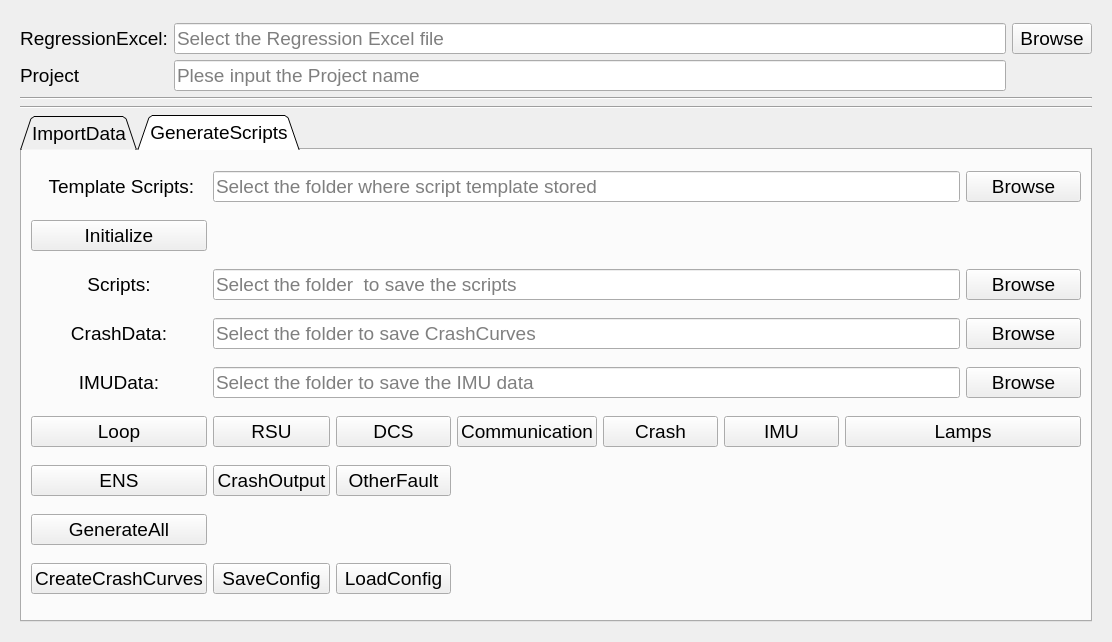
victoryang126/MiniTool_SWV, file Regression/Ui_Regression.ui: the form before one commit.
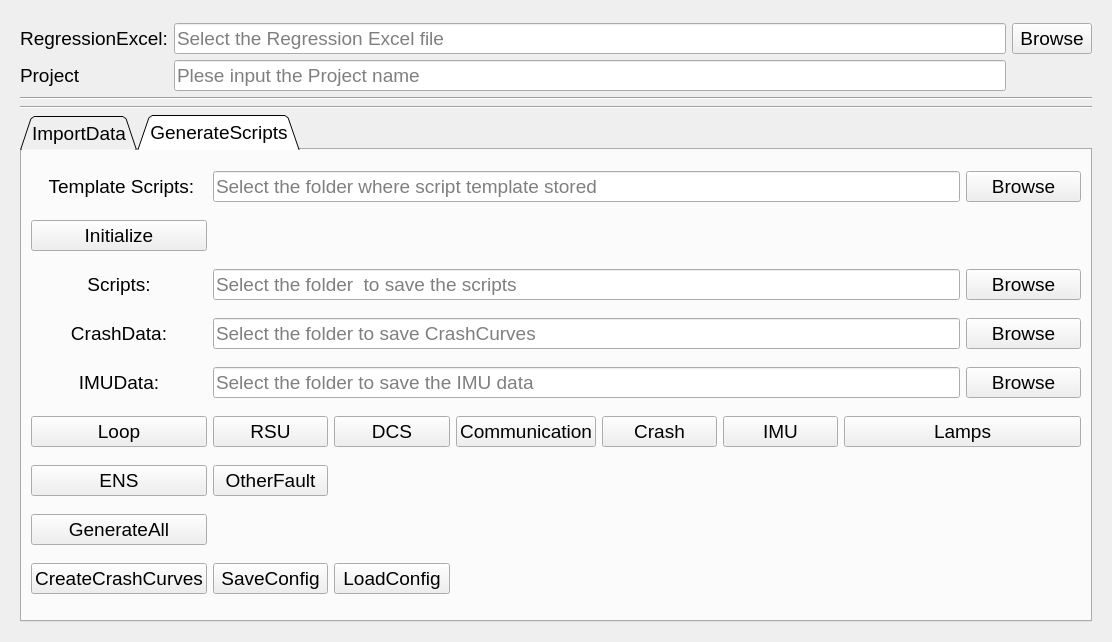
The form after the commit.

Commit message: Regression Crashout Ready,Other Fault Ready, need try to run scripts 2022/6/30

```diff
--- a/Regression/Ui_Regression.ui
+++ b/Regression/Ui_Regression.ui
@@ -353,20 +353,13 @@
             </property>
            </widget>
           </item>
-          <item row="6" column="2">
+          <item row="6" column="1">
            <widget class="QPushButton" name="BT_Reg_OtherFault">
             <property name="text">
              <string>OtherFault</string>
             </property>
            </widget>
           </item>
-          <item row="6" column="1">
-           <widget class="QPushButton" name="BT_Reg_CrashOutput">
-            <property name="text">
-             <string>CrashOutput</string>
-            </property>
-           </widget>
-          </item>
          </layout>
         </widget>
        </widget>
```
Left out of the diff: 136 changed lines with no effect on the pictures. The commit also changes 9 other files.
